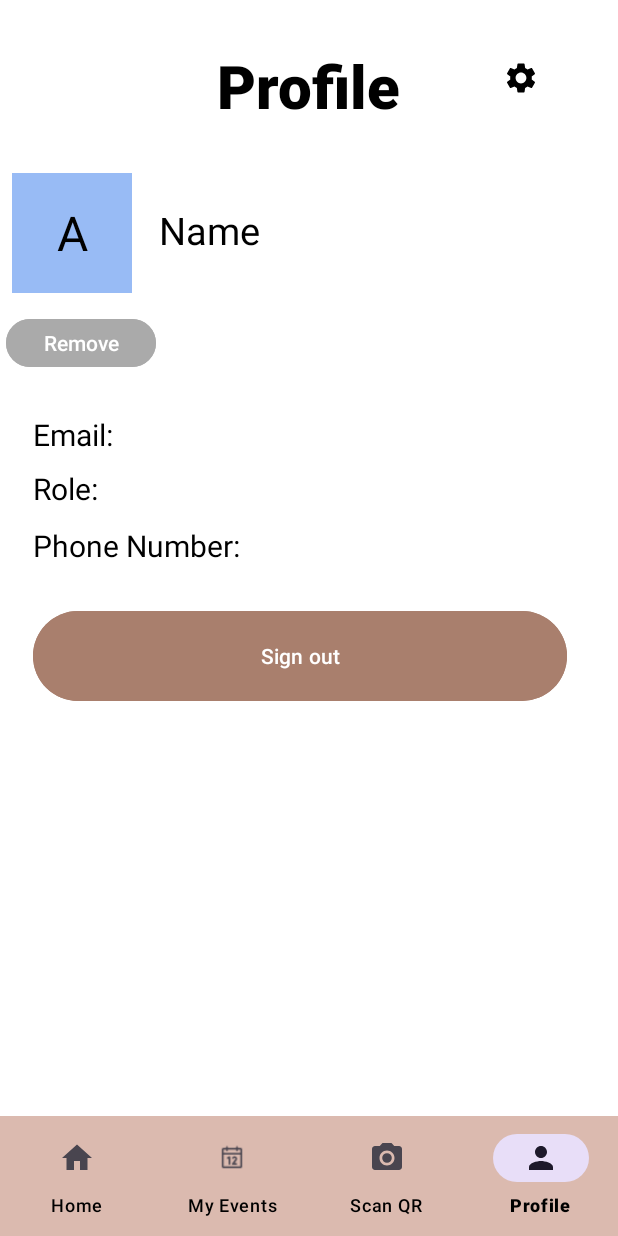
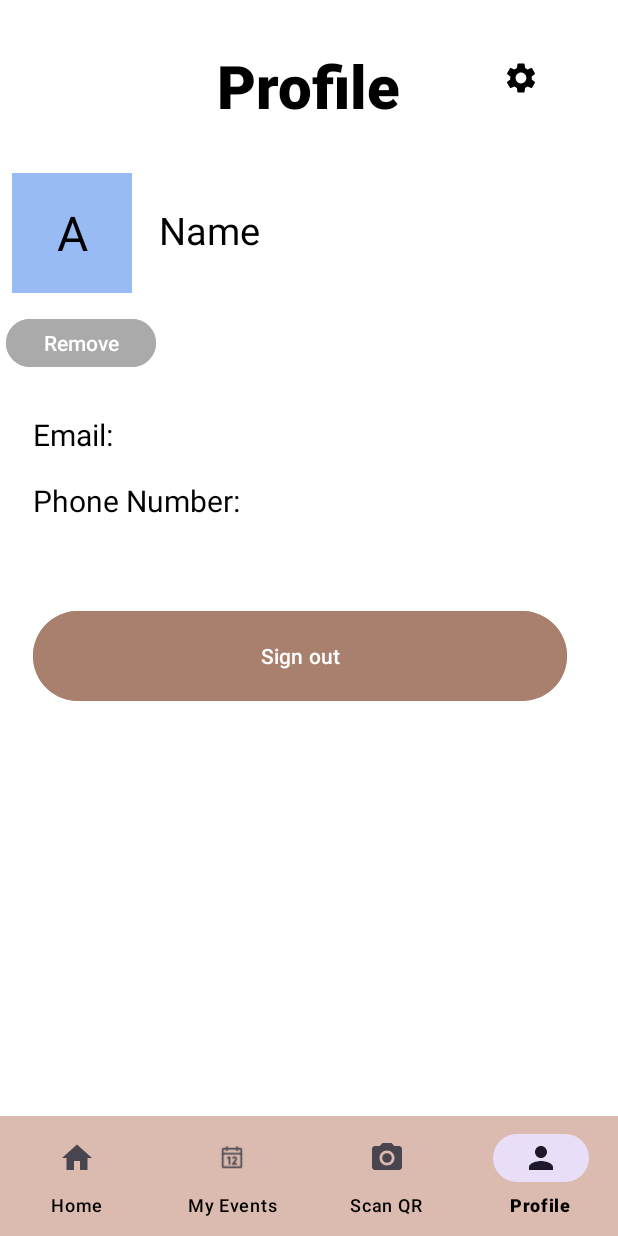
Before and after one commit to CMPUT301F24coffee0/espresso-maker, an Android app: the AttendeeHomeActivity screen opened directly, with no data from a screen before it, item 4 of the bottom bar chosen, on a phone screen of 412 x 824 dp. Run offline under Robolectric (Android 15) with nearby library versions, the phone set to English and light mode, and no system bars; our stand-ins replace Firebase (no records; nobody signed in at launch, a user with empty details on screens opened directly), Picasso.

Commit message:
Small change

```diff
--- a/Espresso/app/src/main/java/com/example/espresso/Attendee/AttendeeHomeActivity.java
+++ b/Espresso/app/src/main/java/com/example/espresso/Attendee/AttendeeHomeActivity.java
@@ -32,13 +32,10 @@ public class AttendeeHomeActivity extends AppCompatActivity {
     protected void onCreate(Bundle savedInstanceState) {
         super.onCreate(savedInstanceState);
         setContentView(R.layout.activity_attendee_home);
-
-        // Adjust padding for system bars (status bar, navigation bar)
         ViewCompat.setOnApplyWindowInsetsListener(findViewById(R.id.attendee_home_page), (v, insets) -> {
             Insets systemBars = insets.getInsets(WindowInsetsCompat.Type.systemBars());
             v.setPadding(systemBars.left, systemBars.top, systemBars.right, systemBars.bottom);
-            return insets;
-        });
+            return insets;});
 
         // Set up bottom navigation
         BottomNavigationView bottomNav = findViewById(R.id.bottomNavigationView);
@@ -57,24 +54,16 @@ public class AttendeeHomeActivity extends AppCompatActivity {
                 Fragment selectedFragment = null;
 
                 // Select fragment based on the item clicked in the bottom navigation
-                if (item.getItemId() == R.id.events) {
-                    selectedFragment = new AttendeeMyEvent();
-                } else if (item.getItemId() == R.id.scan) {
+                if (item.getItemId() == R.id.events) selectedFragment = new AttendeeMyEvent();
+                else if (item.getItemId() == R.id.scan) {
                     Log.d("BottomNav", "Scan clicked");
                     Intent intent = new Intent(this, ScanQR.class);
                     startActivity(intent);
-                } else if (item.getItemId() == R.id.profile) {
-                    selectedFragment = new AttendeeProfile();
-                } else if (item.getItemId() == R.id.home) {
-                    selectedFragment = new AttendeeHomeFragment();
                 }
-
-                // If a fragment is selected, load it
-                if (selectedFragment != null) {
-                    loadFragment(selectedFragment);
-                }
-                return true;
-            };
+                else if (item.getItemId() == R.id.profile) selectedFragment = new AttendeeProfile();
+                else if (item.getItemId() == R.id.home) selectedFragment = new AttendeeHomeFragment();
+                if (selectedFragment != null) loadFragment(selectedFragment);
+                return true;};
 
     /**
      * Loads the specified fragment into the container of the activity.
@@ -87,6 +76,4 @@ public class AttendeeHomeActivity extends AppCompatActivity {
         transaction.replace(R.id.fragment_container, fragment);
         transaction.commit();
     }
-
-
 }
--- a/Espresso/app/src/main/java/com/example/espresso/Attendee/AttendeeHomeFragment.java
+++ b/Espresso/app/src/main/java/com/example/espresso/Attendee/AttendeeHomeFragment.java
@@ -38,25 +38,13 @@ public class AttendeeHomeFragment extends Fragment {
 
         FirebaseFirestore db = FirebaseFirestore.getInstance();
         db.collection("users").document(new User(requireContext()).getDeviceID()).get().addOnCompleteListener(task -> {
-            if (task.isSuccessful()) {
-                ((TextView) view.findViewById(R.id.page_name)).setText(String.format("Welcome!"));
-            } else {
-                // Handle failure (e.g., user not found or error fetching data)
-                Log.d("User", "Error retrieving user data: ", task.getException());
-            }
-        });
+            if (task.isSuccessful()) ((TextView) view.findViewById(R.id.page_name)).setText(String.format("Welcome!"));
+            else Log.d("User", "Error retrieving user data: ", task.getException());});
 
         setupEventList(db);
         db.collection("users").document(new User(requireContext()).getDeviceID()).get().addOnCompleteListener(task -> {
-            if (task.isSuccessful()) {
-                //Toast.makeText(requireContext(), "Welcome " + userName + "!", Toast.LENGTH_SHORT).show();
-                ((TextView) view.findViewById(R.id.page_name)).setText(String.format("Welcome!"));
-            } else {
-                // Handle failure (e.g., user not found or error fetching data)
-                Log.d("User", "Error retrieving user data: ", task.getException());
-            }
-        });
-
+            if (task.isSuccessful()) ((TextView) view.findViewById(R.id.page_name)).setText(String.format("Welcome!"));
+            else Log.d("User", "Error retrieving user data: ", task.getException());});
         return view;
     }
 
@@ -75,10 +63,7 @@ public class AttendeeHomeFragment extends Fragment {
             if (task.isSuccessful()) {
                 Log.d("Event", "Events found");
                 processEvents(task, events, adapter, db);  // Call processEvents to handle event data loading
-            } else {
-                Log.d("Event", "Error getting events: ", task.getException());
-            }
-        });
+            } else Log.d("Event", "Error getting events: ", task.getException());});
 
         setupEventItemClickListener(listView, events);
     }
@@ -104,10 +89,7 @@ public class AttendeeHomeFragment extends Fragment {
                         if (task1.isSuccessful() && !task1.getResult().exists()) {
                             addEventToList(task, events, finalI);
                             adapter.notifyDataSetChanged();
-                        } else {
-                            Log.d("Event", "Event already joined: " + eventId);
-                        }
-                    });
+                        } else Log.d("Event", "Event already joined: " + eventId);});
         }
     }
 
@@ -140,7 +122,7 @@ public class AttendeeHomeFragment extends Fragment {
         int capacity = Objects.requireNonNull(doc.getLong("capacity")).intValue();
         boolean drawed = Boolean.TRUE.equals(doc.getBoolean("drawed"));
 
-         events.add(new Event(name, date, time, description, deadline, capacity, new Facility(location), drawed, "view"));
+        events.add(new Event(name, date, time, description, deadline, capacity, new Facility(location), drawed, "view"));
     }
 
     /**
@@ -152,8 +134,7 @@ public class AttendeeHomeFragment extends Fragment {
     private void setupEventItemClickListener(ListView listView, List<Event> events) {
         listView.setOnItemClickListener((parent, view, position, id) -> {
             Event clickedEvent = events.get(position);
-            openEventDetails(clickedEvent);
-        });
+            openEventDetails(clickedEvent);});
     }
 
     /**
@@ -175,8 +156,7 @@ public class AttendeeHomeFragment extends Fragment {
 
         event.getUrl(url -> {
             intent.putExtra("posterUrl", url);
-            startActivity(intent);
-        });
+            startActivity(intent);});
     }
 
 }
--- a/Espresso/app/src/main/java/com/example/espresso/Attendee/ConfirmedEvents.java
+++ b/Espresso/app/src/main/java/com/example/espresso/Attendee/ConfirmedEvents.java
@@ -71,9 +71,7 @@ public class ConfirmedEvents extends Fragment {
                             events.add(new Event(name, date, time, description, deadline, capacity, new Facility(location), true, "confirmed"));
                         }
                         adapter.notifyDataSetChanged();
-                    } else {
-                        Log.d("Event", "Error getting documents: ", task.getException());
-                    }
+                    } else Log.d("Event", "Error getting documents: ", task.getException());
                 });
 
         // Set up the ListView to display events
--- a/Espresso/app/src/main/java/com/example/espresso/Attendee/DeclinedEvents.java
+++ b/Espresso/app/src/main/java/com/example/espresso/Attendee/DeclinedEvents.java
@@ -73,9 +73,7 @@ public class DeclinedEvents extends Fragment {
                             events.add(new Event(name, date, time, description, deadline, capacity, new Facility(location), true, "declined"));
                         }
                         adapter.notifyDataSetChanged();
-                    } else {
-                        Log.d("Event", "Error getting documents: ", task.getException());
-                    }
+                    } else Log.d("Event", "Error getting documents: ", task.getException());
                 });
 
         // Item click listener for opening event details
--- a/Espresso/app/src/main/java/com/example/espresso/Attendee/PendingEvents.java
+++ b/Espresso/app/src/main/java/com/example/espresso/Attendee/PendingEvents.java
@@ -79,9 +79,7 @@ public class PendingEvents extends Fragment {
                             events.add(new Event(name, date, time, description, deadline, capacity, new Facility(location), false, status));
                             adapter.notifyDataSetChanged();
                         }
-                    } else {
-                        Log.d("Event", "Error getting documents: ", task.getException());
-                    }
+                    } else Log.d("Event", "Error getting documents: ", task.getException());
                 });
 
         // Set up the ListView and adapter to display events
--- a/Espresso/app/src/main/java/com/example/espresso/Organizer/ImageUploadFragment.java
+++ b/Espresso/app/src/main/java/com/example/espresso/Organizer/ImageUploadFragment.java
@@ -37,7 +37,7 @@ import java.util.Map;
 public class ImageUploadFragment extends Fragment {
     private FirebaseFirestore db;
     private Button uploadButton;
-    private String eventName, eventLocation, eventDate, eventTime, registrationDeadline, waitingListCapacity, documentId;
+    private String eventName, eventLocation, eventDate, eventTime, registrationDeadline, waitingListCapacity, documentId, sample;
     private ActivityResultLauncher<Intent> imagePickerLauncher;
     Uri selectedImageUri;
     /**
@@ -71,6 +71,7 @@ public class ImageUploadFragment extends Fragment {
             registrationDeadline = getArguments().getString("registrationDeadline");
             waitingListCapacity = getArguments().getString("waitingListCapacity");
             documentId = getArguments().getString("documentId");
+            sample = getArguments().getString("sample");
         }
 
         ImageButton close = view.findViewById(R.id.go_back_button);
@@ -93,7 +94,6 @@ public class ImageUploadFragment extends Fragment {
                 Intent data = result.getData();
                 if (data != null && data.getData() != null) {
                     selectedImageUri = data.getData();
-
                 }
             }
         });
@@ -116,6 +116,7 @@ public class ImageUploadFragment extends Fragment {
         try {
             InputStream inputStream = requireActivity().getContentResolver().openInputStream(imageUri);
             Event event = new Event(eventName, eventDate, eventTime, "" , registrationDeadline, Integer.parseInt(waitingListCapacity), new Facility(eventLocation), false, "view");
+
             String eventId = event.getId();
             StorageReference storageRef = FirebaseStorage.getInstance().getReference();
             StorageReference pfpsRef = storageRef.child("posters/" + eventId + ".png");
@@ -149,6 +150,7 @@ public class ImageUploadFragment extends Fragment {
         eventData.put("time", eventTime);
         eventData.put("deadline", registrationDeadline);
         eventData.put("capacity", Integer.parseInt(waitingListCapacity));
+        // eventData.put("sample", sample);
 
         TextView descriptionView = view.findViewById(R.id.description);
         if (descriptionView != null) {
--- a/Espresso/app/src/main/java/com/example/espresso/Organizer/NewEventForm.java
+++ b/Espresso/app/src/main/java/com/example/espresso/Organizer/NewEventForm.java
@@ -30,7 +30,7 @@ public class NewEventForm extends AppCompatActivity {
     FirebaseFirestore db = FirebaseFirestore.getInstance();
 
     // EditText fields for event details
-    private EditText eventName, eventLocation, eventDate, eventTime, registrationDeadline, waitingListCapacity;
+    private EditText eventName, eventLocation, eventDate, eventTime, registrationDeadline, waitingListCapacity, attendee_sample_num;
 
     // Document ID to identify the event for editing
     private String documentId;
@@ -61,6 +61,7 @@ public class NewEventForm extends AppCompatActivity {
         eventTime = findViewById(R.id.choose_time);
         registrationDeadline = findViewById(R.id.registration_until);
         waitingListCapacity = findViewById(R.id.waiting_list_capacity);
+        // attendee_sample_num = findViewById(R.id.attendee_sample_num);
 
         // Retrieve the event type (create or edit) from the intent
         Intent intent = getIntent();
@@ -94,6 +95,7 @@ public class NewEventForm extends AppCompatActivity {
             bundle.putString("registrationDeadline", registrationDeadline.getText().toString());
             bundle.putString("waitingListCapacity", waitingListCapacity.getText().toString());
             bundle.putString("documentId", documentId);
+            // bundle.putString("sample", attendee_sample_num.getText().toString());
 
             // Start the image upload fragment
             FragmentManager fragmentManager = getSupportFragmentManager();
@@ -128,6 +130,7 @@ public class NewEventForm extends AppCompatActivity {
                         registrationDeadline.setText(documentSnapshot.getString("deadline"));
                         Long capacity = documentSnapshot.getLong("capacity");
                         waitingListCapacity.setText(capacity != null ? String.valueOf(capacity) : "");
+                        // attendee_sample_num.setText(documentSnapshot.getString("sample"));
                     }
                     Log.d("document ID: ", documentId);
                 })
--- a/Espresso/app/src/main/res/layout/edit_profile_dialog.xml
+++ b/Espresso/app/src/main/res/layout/edit_profile_dialog.xml
@@ -25,7 +25,7 @@
         android:layout_width="match_parent"
         android:layout_height="wrap_content"
         android:ems="10"
-        android:inputType="phone"
-        android:hint="Enter Phone Number" />
+        android:hint="Enter Phone Number"
+        android:inputType="phone" />
 
 </LinearLayout>
--- a/Espresso/app/src/main/res/layout/fragment_profile_attendee.xml
+++ b/Espresso/app/src/main/res/layout/fragment_profile_attendee.xml
@@ -62,25 +62,13 @@
             android:textSize="20sp" />
 
         <TextView
-            android:id="@+id/role"
-            android:layout_width="wrap_content"
-            android:layout_height="wrap_content"
-            android:layout_alignParentStart="true"
-            android:layout_alignParentTop="true"
-            android:layout_marginStart="22dp"
-            android:layout_marginTop="312dp"
-            android:text="Role:"
-            android:textColor="@color/black"
-            android:textSize="20sp" />
-
-        <TextView
             android:id="@+id/phoneNumber"
             android:layout_width="wrap_content"
             android:layout_height="wrap_content"
             android:layout_alignParentStart="true"
             android:layout_alignParentTop="true"
             android:layout_marginStart="22dp"
-            android:layout_marginTop="350dp"
+            android:layout_marginTop="320dp"
             android:text="Phone Number:"
             android:textColor="@color/black"
             android:textSize="20sp" />
```
Also changed, not shown: Espresso/app/src/main/java/com/example/espresso/Attendee/AttendeeProfile.java (+57 -20 lines), Espresso/app/src/main/java/com/example/espresso/Event/EventDetails.java (+9 -20 lines), Espresso/app/src/main/java/com/example/espresso/MainActivity.java (+3 -4 lines), Espresso/app/src/main/java/com/example/espresso/Organizer/OrganizerFacility.java (+6 -7 lines), Espresso/app/src/main/java/com/example/espresso/Organizer/OrganizerProfile.java (+46 -12 lines), Espresso/app/src/main/res/layout/attendee_profile.xml (+1 -13 lines), Espresso/app/src/main/res/layout/fragment_organizer_profile.xml (+0 -12 lines), Espresso/app/src/main/res/layout/organizer_profile.xml (+0 -10 lines).
